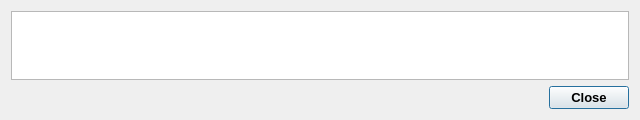
The window that src/gui/ui/mnemonicseeddialog.ui (cryptonotefoundation/cryptonotewallet) describes before a commit, drawn with Qt 5.
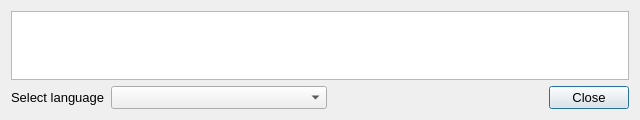
The same window after the commit. Icons and pictures are not drawn.

Commit message: Mnemonic seed language selection

```diff
--- a/src/gui/ui/mnemonicseeddialog.ui
+++ b/src/gui/ui/mnemonicseeddialog.ui
@@ -53,6 +53,35 @@
    </item>
    <item>
     <layout class="QHBoxLayout" name="horizontalLayout">
+     <item>
+      <widget class="QLabel" name="m_languageLabel">
+       <property name="font">
+        <font>
+         <weight>50</weight>
+         <bold>false</bold>
+        </font>
+       </property>
+       <property name="text">
+        <string>Select language</string>
+       </property>
+      </widget>
+     </item>
+     <item>
+      <widget class="QComboBox" name="m_languageCombo">
+       <property name="sizePolicy">
+        <sizepolicy hsizetype="Expanding" vsizetype="Fixed">
+         <horstretch>0</horstretch>
+         <verstretch>0</verstretch>
+        </sizepolicy>
+       </property>
+       <property name="font">
+        <font>
+         <weight>50</weight>
+         <bold>false</bold>
+        </font>
+       </property>
+      </widget>
+     </item>
      <item>
       <spacer name="horizontalSpacer">
        <property name="orientation">
@@ -60,7 +89,7 @@
        </property>
        <property name="sizeHint" stdset="0">
         <size>
-         <width>40</width>
+         <width>60</width>
          <height>20</height>
         </size>
        </property>
@@ -68,6 +97,12 @@
      </item>
      <item>
       <widget class="QPushButton" name="ClosePushButton">
+       <property name="font">
+        <font>
+         <weight>50</weight>
+         <bold>false</bold>
+        </font>
+       </property>
        <property name="text">
         <string>Close</string>
        </property>
```
Left out of the diff: 16 changed lines with no effect on the pictures. The commit also changes 13 other files.
